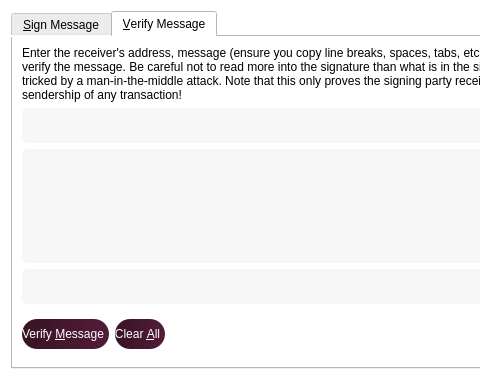
noirofficial/noir, file src/qt/forms/signverifymessagedialog.ui: the form before one commit; both pictures show x 0 to 480 and y 0 to 380 of the 700 by 380 pixel window.
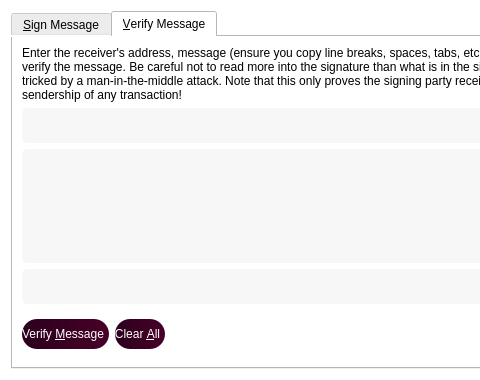
The form after the commit. Icons and pictures are not drawn. Custom widgets are drawn as their Qt base class.

```diff
--- a/src/qt/forms/signverifymessagedialog.ui
+++ b/src/qt/forms/signverifymessagedialog.ui
@@ -363,7 +363,7 @@
             <string>Verify the message to ensure it was signed with the specified Zcoin address</string>
            </property>
            <property name="styleSheet">
-            <string notr="true">background: QLinearGradient(x1: 0, y1: 0, x2: 1, y2: 0, stop: 0 #361423, stop: 1 #531c38);
+            <string notr="true">background: QLinearGradient(x1: 0, y1: 0, x2: 1, y2: 0, stop: 0 #2b001e, stop: 1 #480027);
 color: white;
 border-radius:15px;
 height:30px;
@@ -387,7 +387,7 @@
             <string>Reset all verify message fields</string>
            </property>
            <property name="styleSheet">
-            <string notr="true">background: QLinearGradient(x1: 0, y1: 0, x2: 1, y2: 0, stop: 0 #361423, stop: 1 #531c38);
+            <string notr="true">background: QLinearGradient(x1: 0, y1: 0, x2: 1, y2: 0, stop: 0 #2b001e, stop: 1 #480027);
 color: white;
 border-radius:15px;
 height:30px;
```
Left out of the diff: 4 changed lines with no effect on the pictures.
